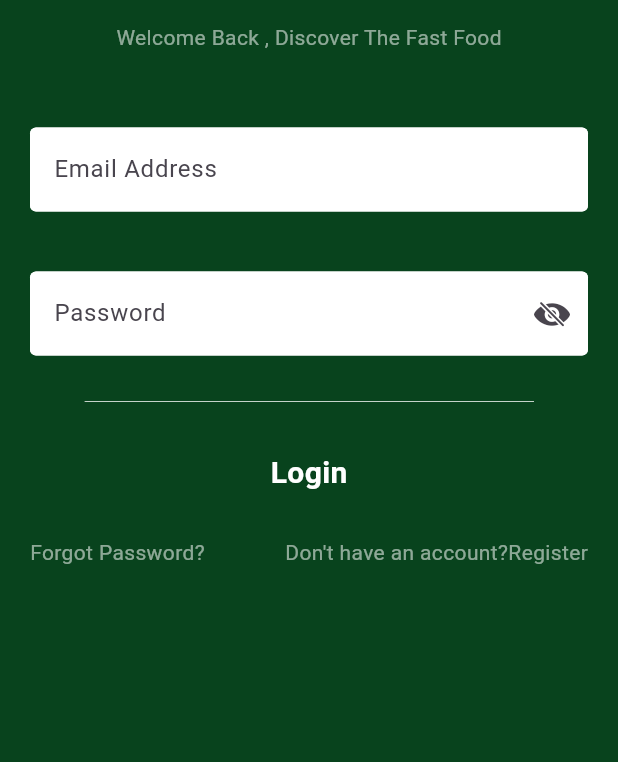
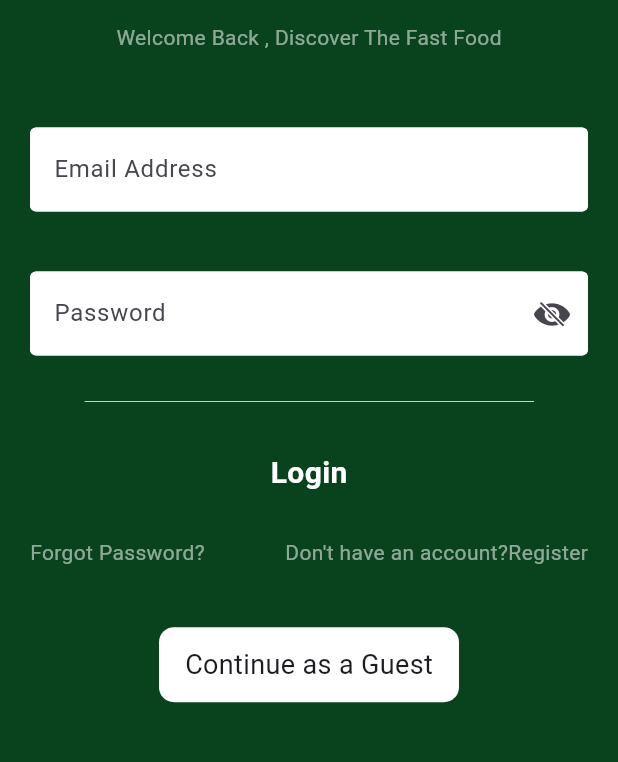
Before and after one commit to HusseinAmeen99/hungry, a Flutter app: the LoginVeiw screen opened directly, on a phone screen of 412 x 824 dp, the part 219-981 px from its top. Run offline on Flutter 3.47's test engine with Material 3 defaults, Android fonts, the phone set to English and light mode, and no system bars; our stand-ins replace flutter_svg, gap.

Commit message:
complete the whole of design

```diff
--- a/lib/features/auth/view/login_veiw.dart
+++ b/lib/features/auth/view/login_veiw.dart
@@ -6,6 +6,7 @@ import 'package:hungr/features/auth/view/signup_view.dart';
 import 'package:hungr/shared/custom_text.dart';
 import 'package:hungr/shared/custom_textformfield.dart';
 
+import '../../../root.dart';
 import '../widgets/custom_btn.dart';
 
 class LoginVeiw extends StatelessWidget {
@@ -58,8 +59,25 @@ class LoginVeiw extends StatelessWidget {
                           onTap: (){Navigator.push(context, MaterialPageRoute(builder: (context) => SignupView(),));},
                             child: CustomText(text: 'Don\'t have an account?Register',textcolor: Colors.white54,)),
                       ],
-                    )
-                  ]),
+
+                    ),
+                    Gap(40),
+                    Center(
+                      child: GestureDetector(
+                        onTap: ()=>Navigator.push(context, MaterialPageRoute(builder: (context) => Root(),)),
+                        child: Container(
+                          width: 200,
+                          height: 50,
+                          decoration: BoxDecoration(
+                            color: Colors.white,
+                            borderRadius: BorderRadius.circular(10),
+                          ),
+                          child: Center(child: CustomText(text: 'Continue as a Guest',fontsize: 18,)),
+                        ),
+                      ),
+                    ),
+                  ]
+                ),
               )
               ),
                 ),
--- a/lib/features/auth/view/profile_view.dart
+++ b/lib/features/auth/view/profile_view.dart
@@ -30,6 +30,7 @@ final TextEditingController _addresscontroller=TextEditingController();
     return Scaffold(
       appBar: AppBar(
         backgroundColor: Colors.white,
+        automaticallyImplyLeading: false,
         elevation: 0,
         actions: [
            Padding(
--- a/lib/features/home/views/home_view.dart
+++ b/lib/features/home/views/home_view.dart
@@ -106,11 +106,6 @@ class _HomeViewState extends State<HomeView> {
                 padding: const EdgeInsets.all(15.0),
                 child: Column(
                   children: [
-                   //Gap(25),
-                    ///search bar
-                    //SearchField(),
-                    //Gap(20),
-
                     ///category
                     FoodCategory(),
                     Gap(20),
--- a/lib/features/home/widget/card_item.dart
+++ b/lib/features/home/widget/card_item.dart
@@ -23,7 +23,7 @@ final String image,title,description,rate;
               children: [
                 CustomText(text: '⭐ $rate'),
                 Spacer(),
-                Icon(CupertinoIcons.heart_fill,color: AppColors.primaryColor,),
+                Icon(CupertinoIcons.heart,),
               ],
             ),
           ],
--- a/lib/main.dart
+++ b/lib/main.dart
@@ -22,7 +22,7 @@ class MyApp extends StatelessWidget {
         scaffoldBackgroundColor: Colors.white,
         colorScheme: ColorScheme.fromSeed(seedColor: Colors.deepPurple),
       ),
-      home:Root(),
+      home:SplashView(),
     );
   }
 }
--- a/lib/splash.dart
+++ b/lib/splash.dart
@@ -2,6 +2,7 @@ import 'package:flutter/material.dart';
 import 'package:flutter_svg/flutter_svg.dart';
 import 'package:gap/gap.dart';
 import 'package:hungr/core/constants/app_colors.dart';
+import 'package:hungr/features/auth/view/login_veiw.dart';
 import 'package:hungr/root.dart';
 class SplashView extends StatefulWidget {
   const SplashView({super.key});
@@ -44,7 +45,7 @@ class _SplashViewState extends State<SplashView>
       Duration(seconds: 3),
           () => Navigator.pushReplacement(
         context,
-        MaterialPageRoute(builder: (context) => Root()),
+        MaterialPageRoute(builder: (context) => LoginVeiw()),
       ),
     );
   }
```
